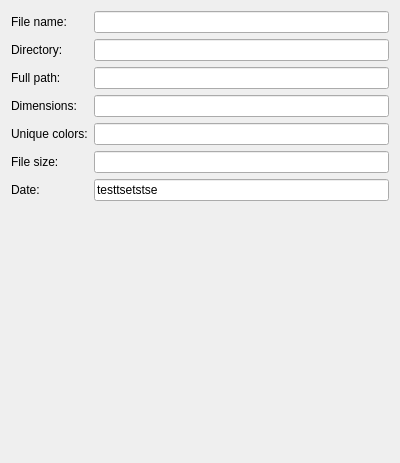
Above: src/InfoDialog.ui from Helios-vmg/Borderless before the change. Below: the same form after it.
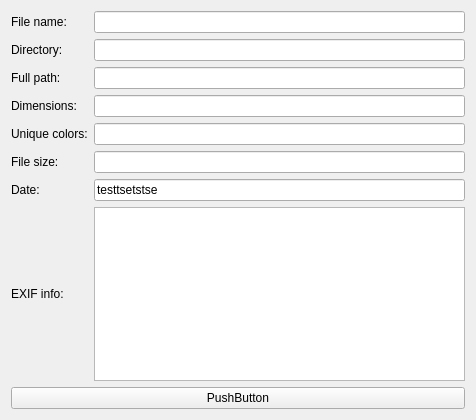
That is the form after the change.

Commit message: Added info dialog.

The edit to the form file:
```diff
--- a/src/InfoDialog.ui
+++ b/src/InfoDialog.ui
@@ -6,23 +6,34 @@
    <rect>
     <x>0</x>
     <y>0</y>
-    <width>400</width>
-    <height>463</height>
+    <width>476</width>
+    <height>420</height>
    </rect>
   </property>
   <property name="windowTitle">
    <string>Form</string>
   </property>
-  <layout class="QFormLayout" name="formLayout">
+  <layout class="QVBoxLayout" name="verticalLayout_2">
+   <item>
+    <layout class="QGridLayout" name="gridLayout">
+     <property name="sizeConstraint">
+      <enum>QLayout::SetDefaultConstraint</enum>
+     </property>
    <item row="0" column="0">
     <widget class="QLabel" name="label">
      <property name="text">
       <string>File name:</string>
      </property>
+       <property name="alignment">
+        <set>Qt::AlignLeading|Qt::AlignLeft|Qt::AlignVCenter</set>
+       </property>
+       <property name="margin">
+        <number>0</number>
+       </property>
     </widget>
    </item>
    <item row="0" column="1">
-    <widget class="QLineEdit" name="lineEdit">
+      <widget class="QLineEdit" name="filename_box">
      <property name="readOnly">
       <bool>true</bool>
      </property>
@@ -33,10 +44,16 @@
      <property name="text">
       <string>Directory:</string>
      </property>
+       <property name="alignment">
+        <set>Qt::AlignLeading|Qt::AlignLeft|Qt::AlignVCenter</set>
+       </property>
+       <property name="margin">
+        <number>0</number>
+       </property>
     </widget>
    </item>
    <item row="1" column="1">
-    <widget class="QLineEdit" name="lineEdit_2">
+      <widget class="QLineEdit" name="directory_box">
      <property name="readOnly">
       <bool>true</bool>
      </property>
@@ -47,6 +64,19 @@
      <property name="text">
       <string>Full path:</string>
      </property>
+       <property name="alignment">
+        <set>Qt::AlignLeading|Qt::AlignLeft|Qt::AlignVCenter</set>
+       </property>
+       <property name="margin">
+        <number>0</number>
+       </property>
+      </widget>
+     </item>
+     <item row="2" column="1">
+      <widget class="QLineEdit" name="path_box">
+       <property name="readOnly">
+        <bool>true</bool>
+       </property>
     </widget>
    </item>
    <item row="3" column="0">
@@ -54,6 +84,19 @@
      <property name="text">
       <string>Dimensions:</string>
      </property>
+       <property name="alignment">
+        <set>Qt::AlignLeading|Qt::AlignLeft|Qt::AlignVCenter</set>
+       </property>
+       <property name="margin">
+        <number>0</number>
+       </property>
+      </widget>
+     </item>
+     <item row="3" column="1">
+      <widget class="QLineEdit" name="dimensions_box">
+       <property name="readOnly">
+        <bool>true</bool>
+       </property>
     </widget>
    </item>
    <item row="4" column="0">
@@ -61,6 +104,19 @@
      <property name="text">
       <string>Unique colors:</string>
      </property>
+       <property name="alignment">
+        <set>Qt::AlignLeading|Qt::AlignLeft|Qt::AlignVCenter</set>
+       </property>
+       <property name="margin">
+        <number>0</number>
+       </property>
+      </widget>
+     </item>
+     <item row="4" column="1">
+      <widget class="QLineEdit" name="colors_box">
+       <property name="readOnly">
+        <bool>true</bool>
+       </property>
     </widget>
    </item>
    <item row="5" column="0">
@@ -68,31 +124,16 @@
      <property name="text">
       <string>File size:</string>
      </property>
-    </widget>
-   </item>
-   <item row="2" column="1">
-    <widget class="QLineEdit" name="lineEdit_3">
-     <property name="readOnly">
-      <bool>true</bool>
-     </property>
-    </widget>
-   </item>
-   <item row="3" column="1">
-    <widget class="QLineEdit" name="lineEdit_4">
-     <property name="readOnly">
-      <bool>true</bool>
-     </property>
-    </widget>
-   </item>
-   <item row="4" column="1">
-    <widget class="QLineEdit" name="lineEdit_5">
-     <property name="readOnly">
-      <bool>true</bool>
+       <property name="alignment">
+        <set>Qt::AlignLeading|Qt::AlignLeft|Qt::AlignVCenter</set>
+       </property>
+       <property name="margin">
+        <number>0</number>
      </property>
     </widget>
    </item>
    <item row="5" column="1">
-    <widget class="QLineEdit" name="lineEdit_6">
+      <widget class="QLineEdit" name="filesize_box">
      <property name="readOnly">
       <bool>true</bool>
      </property>
@@ -103,15 +144,74 @@
      <property name="text">
       <string>Date:</string>
      </property>
+       <property name="alignment">
+        <set>Qt::AlignLeading|Qt::AlignLeft|Qt::AlignVCenter</set>
+       </property>
+       <property name="margin">
+        <number>0</number>
+       </property>
     </widget>
    </item>
    <item row="6" column="1">
-    <widget class="QLineEdit" name="lineEdit_7">
+      <widget class="QLineEdit" name="date_box">
      <property name="text">
       <string>testtsetstse</string>
      </property>
      <property name="readOnly">
       <bool>true</bool>
+       </property>
+      </widget>
+     </item>
+     <item row="7" column="0">
+      <widget class="QLabel" name="label_9">
+       <property name="text">
+        <string>EXIF info:</string>
+       </property>
+       <property name="alignment">
+        <set>Qt::AlignLeading|Qt::AlignLeft|Qt::AlignVCenter</set>
+       </property>
+       <property name="margin">
+        <number>0</number>
+       </property>
+      </widget>
+     </item>
+     <item row="7" column="1">
+      <widget class="QColumnView" name="exif_box">
+       <property name="enabled">
+        <bool>true</bool>
+       </property>
+       <property name="sizePolicy">
+        <sizepolicy hsizetype="Expanding" vsizetype="Expanding">
+         <horstretch>0</horstretch>
+         <verstretch>0</verstretch>
+        </sizepolicy>
+       </property>
+       <property name="minimumSize">
+        <size>
+         <width>0</width>
+         <height>0</height>
+        </size>
+       </property>
+       <property name="layoutDirection">
+        <enum>Qt::LeftToRight</enum>
+       </property>
+       <property name="autoFillBackground">
+        <bool>false</bool>
+       </property>
+       <property name="sizeAdjustPolicy">
+        <enum>QAbstractScrollArea::AdjustIgnored</enum>
+       </property>
+       <property name="resizeGripsVisible">
+        <bool>true</bool>
+       </property>
+      </widget>
+     </item>
+    </layout>
+   </item>
+   <item>
+    <widget class="QPushButton" name="pushButton">
+     <property name="text">
+      <string>PushButton</string>
      </property>
     </widget>
    </item>
```
Lines whose indentation alone changed are shown as unchanged.
